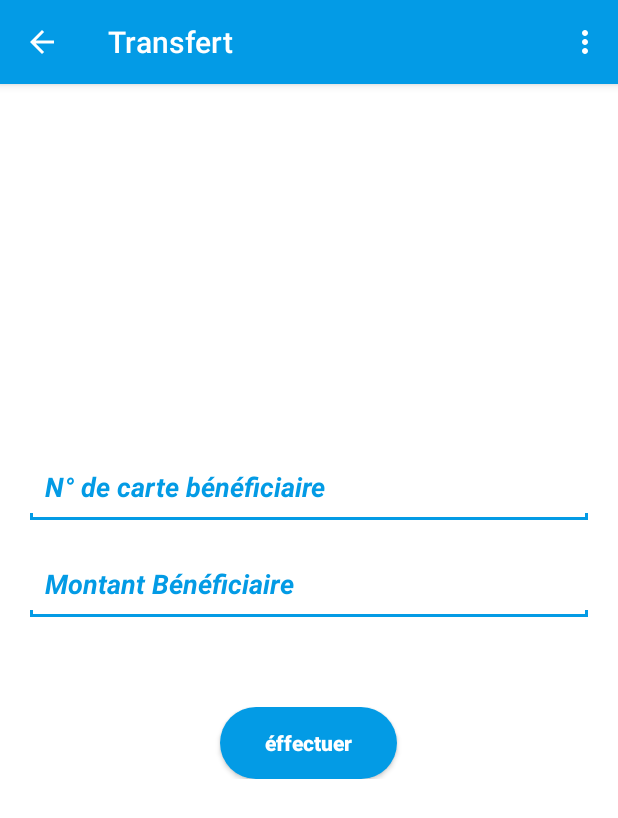
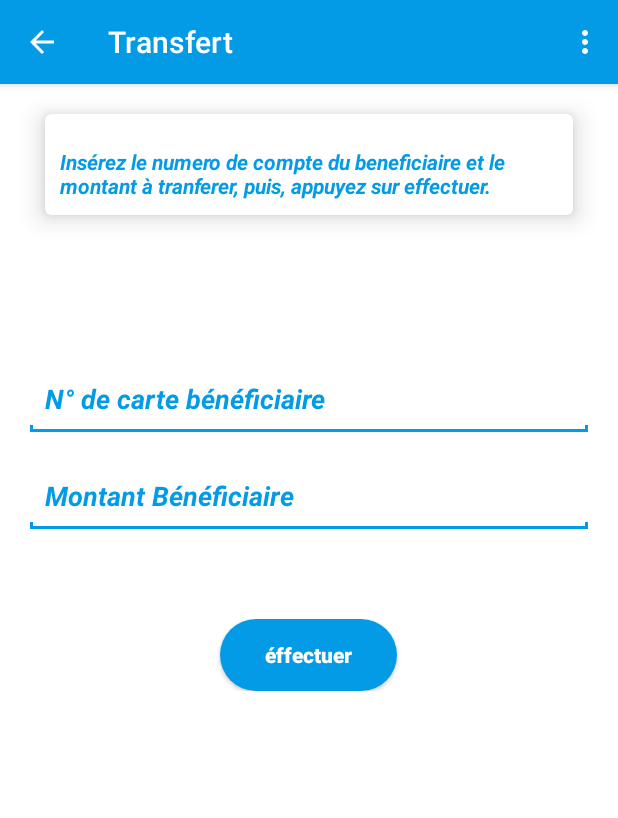
Before and after one commit to bertin-dev/SMOPAYE_MOBILE, an Android app: the Transfert screen opened directly, with no data from a screen before it, on a phone screen of 412 x 824 dp. Shown: the top 818 px of the screen. Run offline under Robolectric (Android 15) with nearby library versions, the phone set to English and light mode, and no system bars; our stand-ins replace Firebase (no records; nobody signed in at launch, a user with empty details on screens opened directly).

Commit message:
Ajout d'un text descriptif dans la fenetre Transfert

```diff
--- a/app/src/main/res/layout/activity_transfert.xml
+++ b/app/src/main/res/layout/activity_transfert.xml
@@ -1,5 +1,5 @@
 <?xml version="1.0" encoding="utf-8"?>
-<LinearLayout xmlns:android="http://schemas.android.com/apk/res/android"
+<ScrollView xmlns:android="http://schemas.android.com/apk/res/android"
     xmlns:app="http://schemas.android.com/apk/res-auto"
     xmlns:tools="http://schemas.android.com/tools"
     android:layout_width="match_parent"
@@ -11,19 +11,73 @@
         android:layout_width="match_parent"
         android:layout_height="wrap_content"
         android:orientation="vertical"
-        android:gravity="center"
+        android:gravity="top"
         android:background="#FFF"
         android:textAlignment="center"
         android:foregroundGravity="center_horizontal|center_vertical"
-        android:layout_gravity="center_horizontal|center_vertical">
+        android:layout_gravity="top">
+
+            <android.support.v7.widget.CardView
+                android:layout_width="match_parent"
+                android:layout_height="wrap_content"
+                android:elevation="30dp"
+                android:layout_marginStart="30dp"
+                android:layout_marginLeft="30dp"
+                android:layout_marginEnd="30dp"
+                android:layout_marginRight="30dp"
+                android:layout_marginTop="20dp"
+                android:layout_gravity="top"
+                android:foregroundGravity="top"
+                app:cardCornerRadius="4dp"
+                app:elevation="30dp"
+                app:cardElevation="10dp">
+
+                <LinearLayout
+                    android:layout_width="wrap_content"
+                    android:layout_height="wrap_content"
+                    android:gravity="center"
+                    android:layout_gravity="center_horizontal|center_vertical"
+                    android:orientation="horizontal">
+
+
+                    <LinearLayout
+                        android:gravity="center"
+                        android:layout_gravity="center_vertical|center_horizontal"
+                        android:orientation="vertical"
+                        android:layout_width="wrap_content"
+                        android:layout_weight="55"
+                        android:layout_height="wrap_content">
+
+                        <TextView
+                            android:layout_width="wrap_content"
+                            android:layout_height="wrap_content"
+                            android:padding="10dp"
+                            android:layout_marginTop="12dp"
+                            android:layout_gravity="center_horizontal|center_vertical"
+                            android:gravity="start"
+                            android:textStyle="italic|bold"
+                            android:textAlignment="gravity"
+                            android:textColor="@color/bgColorStandard"
+                            android:text="@string/MsgDescTransfert"
+                            android:textSize="14sp" />
+
+
+                    </LinearLayout>
+
+                </LinearLayout>
+
+            </android.support.v7.widget.CardView>
+
 
         <LinearLayout
             android:id="@+id/authWindows"
             android:layout_width="match_parent"
             android:layout_height="wrap_content"
-            android:layout_gravity="top"
+            android:layout_gravity="center"
             android:focusable="true"
-            android:layout_marginTop="30dp"
+            android:gravity="center_vertical|center_horizontal"
+            android:foregroundGravity="center_horizontal|center_vertical"
+            android:layout_marginTop="100dp"
             android:focusableInTouchMode="true"
             android:orientation="vertical">
 
@@ -205,4 +259,4 @@
 
     </LinearLayout>
 
-</LinearLayout>
+</ScrollView>
```
